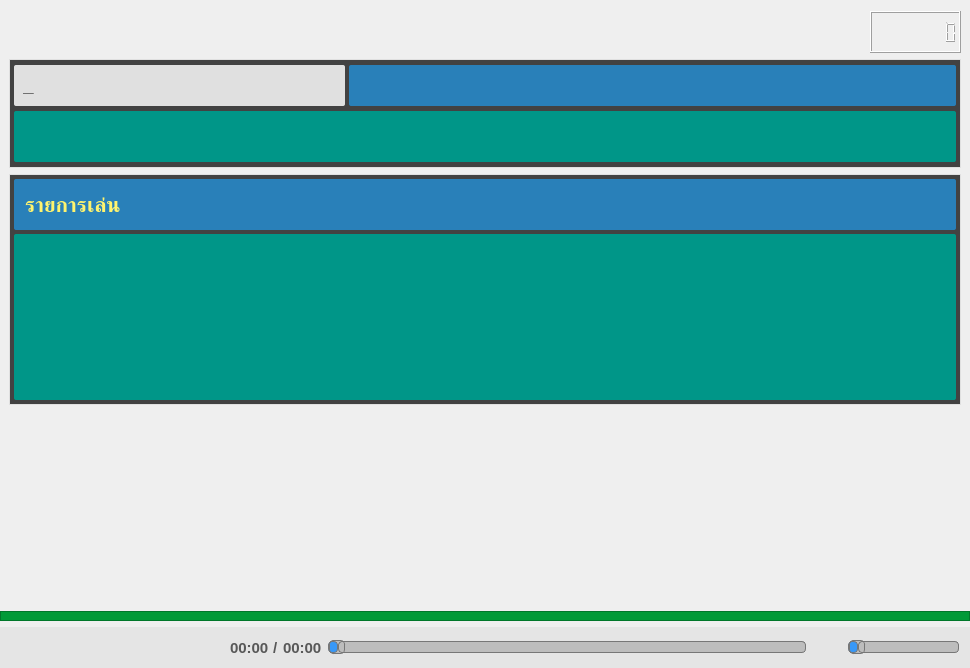
Qt form MainWindow.ui (pie62/HandyKaraoke) before a commit.
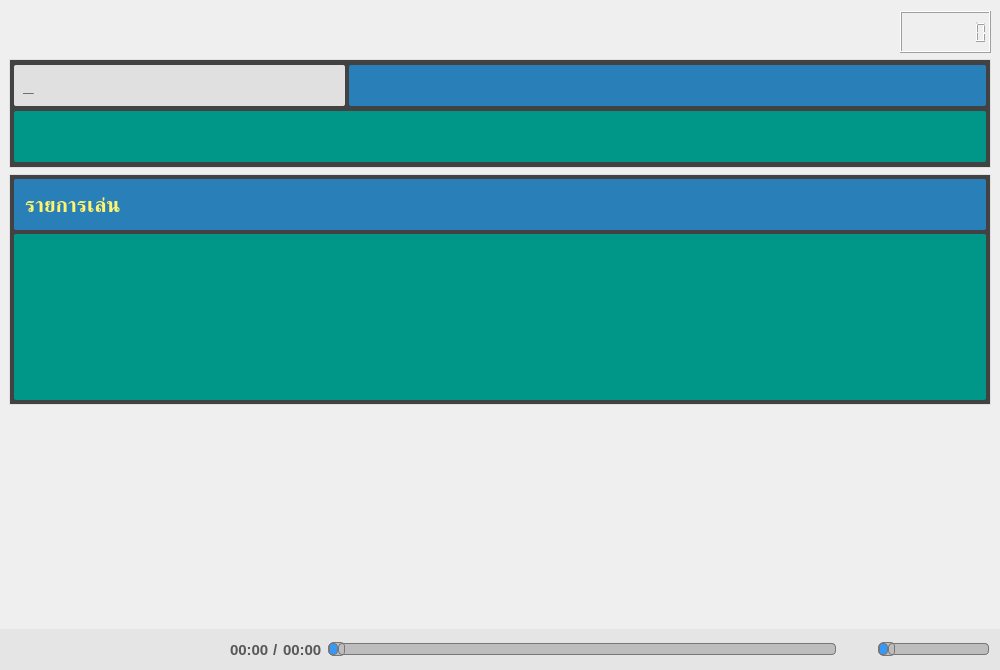
The same form after that commit. Icons and pictures are not drawn.

The edit to the form file:
```diff
--- a/MainWindow.ui
+++ b/MainWindow.ui
@@ -6,8 +6,8 @@
    <rect>
     <x>0</x>
     <y>0</y>
-    <width>970</width>
-    <height>668</height>
+    <width>1000</width>
+    <height>670</height>
    </rect>
   </property>
   <property name="sizePolicy">
@@ -18,8 +18,8 @@
   </property>
   <property name="minimumSize">
    <size>
-    <width>970</width>
-    <height>668</height>
+    <width>1000</width>
+    <height>670</height>
    </size>
   </property>
   <property name="contextMenuPolicy">
@@ -496,31 +496,6 @@
       </property>
      </spacer>
     </item>
-    <item>
-     <widget class="QFrame" name="frame_5">
-      <property name="minimumSize">
-       <size>
-        <width>0</width>
-        <height>10</height>
-       </size>
-      </property>
-      <property name="maximumSize">
-       <size>
-        <width>16777215</width>
-        <height>10</height>
-       </size>
-      </property>
-      <property name="styleSheet">
-       <string notr="true">background-color: rgb(0, 154, 55);</string>
-      </property>
-      <property name="frameShape">
-       <enum>QFrame::StyledPanel</enum>
-      </property>
-      <property name="frameShadow">
-       <enum>QFrame::Raised</enum>
-      </property>
-     </widget>
-    </item>
     <item>
      <widget class="QFrame" name="frameControl">
       <property name="minimumSize">
```
